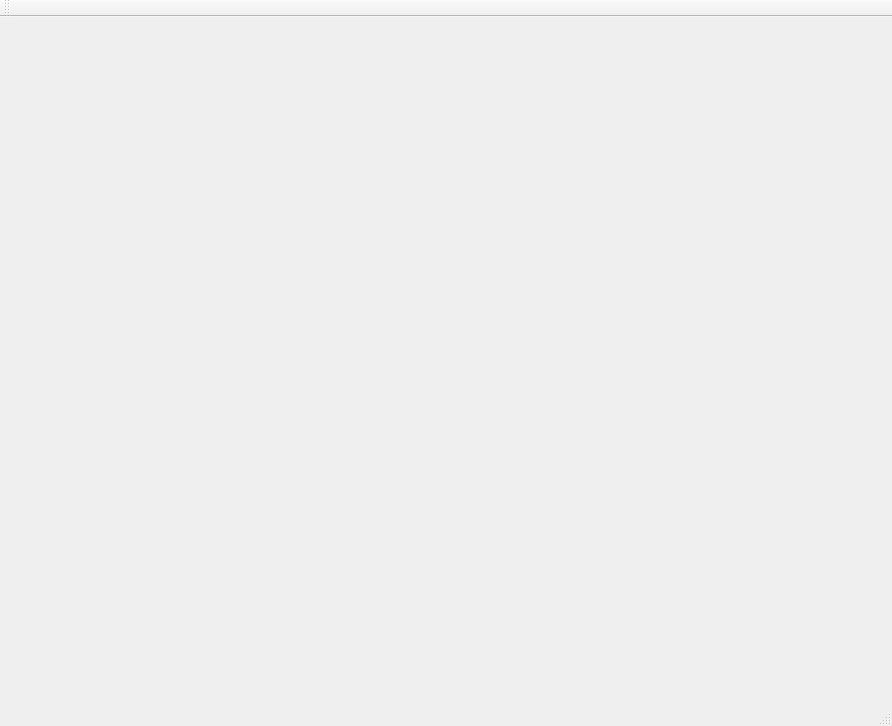
Old version of the form leddargui/mainwindow.ui in the repository SCCapstone/Sense-Able.
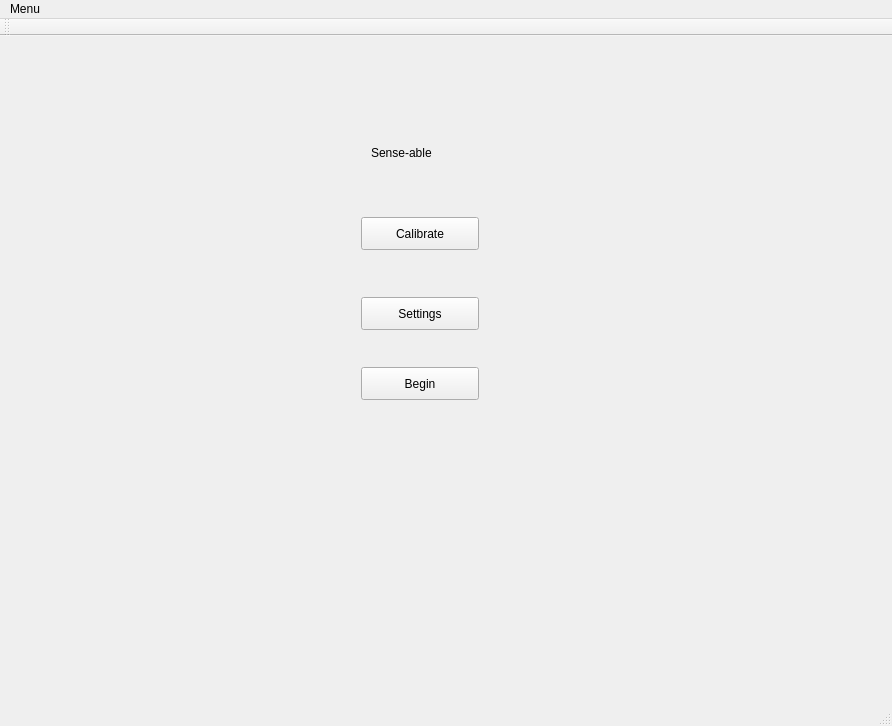
New version of the form. The open tabs and pages were chosen to show the change.

Commit message: added blank settings and calibration pages. Also simulated clicking the cancel button after the stream button behavioral test so the camera can be used again, closes #77

The edit to the form file:
```diff
--- a/leddargui/mainwindow.ui
+++ b/leddargui/mainwindow.ui
@@ -438,7 +438,90 @@
           </item>
          </layout>
         </widget>
-        <widget class="QWidget" name="page_2"/>
+        <widget class="QWidget" name="page_2">
+         <widget class="QLabel" name="titleLabel">
+          <property name="geometry">
+           <rect>
+            <x>360</x>
+            <y>90</y>
+            <width>111</width>
+            <height>31</height>
+           </rect>
+          </property>
+          <property name="text">
+           <string>Sense-able</string>
+          </property>
+         </widget>
+         <widget class="QPushButton" name="calibratePageButton">
+          <property name="geometry">
+           <rect>
+            <x>350</x>
+            <y>170</y>
+            <width>118</width>
+            <height>33</height>
+           </rect>
+          </property>
+          <property name="text">
+           <string>Calibrate</string>
+          </property>
+         </widget>
+         <widget class="QPushButton" name="settingsPageButton">
+          <property name="geometry">
+           <rect>
+            <x>350</x>
+            <y>250</y>
+            <width>118</width>
+            <height>33</height>
+           </rect>
+          </property>
+          <property name="text">
+           <string>Settings</string>
+          </property>
+         </widget>
+         <widget class="QPushButton" name="goPageButton">
+          <property name="geometry">
+           <rect>
+            <x>350</x>
+            <y>320</y>
+            <width>118</width>
+            <height>33</height>
+           </rect>
+          </property>
+          <property name="text">
+           <string>Begin</string>
+          </property>
+         </widget>
+        </widget>
+        <widget class="QWidget" name="page_3">
+         <widget class="QLabel" name="settingsLabel">
+          <property name="geometry">
+           <rect>
+            <x>70</x>
+            <y>70</y>
+            <width>89</width>
+            <height>23</height>
+           </rect>
+          </property>
+          <property name="text">
+           <string>Settings</string>
+          </property>
+         </widget>
+        </widget>
+        <widget class="QWidget" name="page_4">
+         <widget class="QLabel" name="calibrationLabel">
+          <property name="geometry">
+           <rect>
+            <x>370</x>
+            <y>100</y>
+            <width>111</width>
+            <height>23</height>
+           </rect>
+          </property>
+          <property name="text">
+           <string>Calibration</string>
+          </property>
+         </widget>
+        </widget>
        </widget>
       </item>
      </layout>
@@ -451,9 +534,16 @@
      <x>0</x>
      <y>0</y>
      <width>892</width>
-     <height>25</height>
+     <height>28</height>
     </rect>
    </property>
+   <widget class="QMenu" name="menuBack">
+    <property name="title">
+     <string>Menu</string>
+    </property>
+    <addaction name="actionMain_Menu"/>
+   </widget>
+   <addaction name="menuBack"/>
   </widget>
   <widget class="QToolBar" name="mainToolBar">
    <attribute name="toolBarArea">
```
Left out of the diff: 7 changed lines with no effect on the pictures. The commit also changes 4 other files.
